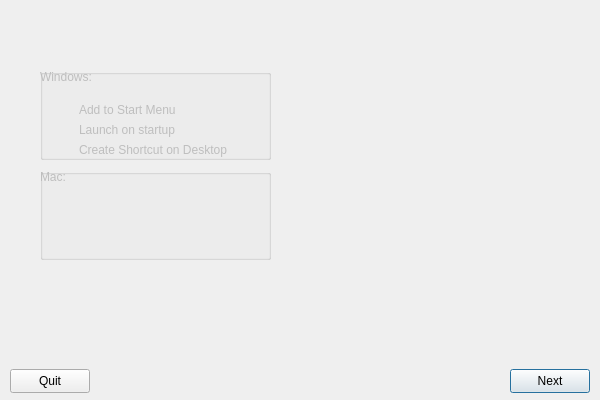
Old version of the form layout/install.ui in the repository MCMi460/razor.
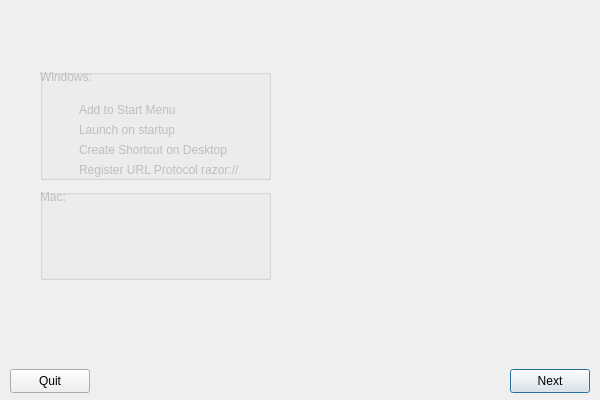
New version of the form.

What changed in the file:
```diff
--- a/layout/install.ui
+++ b/layout/install.ui
@@ -64,7 +64,7 @@
        <x>30</x>
        <y>20</y>
        <width>231</width>
-       <height>91</height>
+       <height>111</height>
       </rect>
      </property>
      <property name="styleSheet">
@@ -125,6 +125,19 @@
        <string>Windows:</string>
       </property>
      </widget>
+     <widget class="QCheckBox" name="desktopShortcutBox_2">
+      <property name="geometry">
+       <rect>
+        <x>20</x>
+        <y>90</y>
+        <width>211</width>
+        <height>21</height>
+       </rect>
+      </property>
+      <property name="text">
+       <string>Register URL Protocol razor://</string>
+      </property>
+     </widget>
     </widget>
     <widget class="QGroupBox" name="macBox">
      <property name="enabled">
@@ -133,7 +146,7 @@
      <property name="geometry">
       <rect>
        <x>30</x>
-       <y>120</y>
+       <y>140</y>
        <width>231</width>
        <height>91</height>
       </rect>
```
